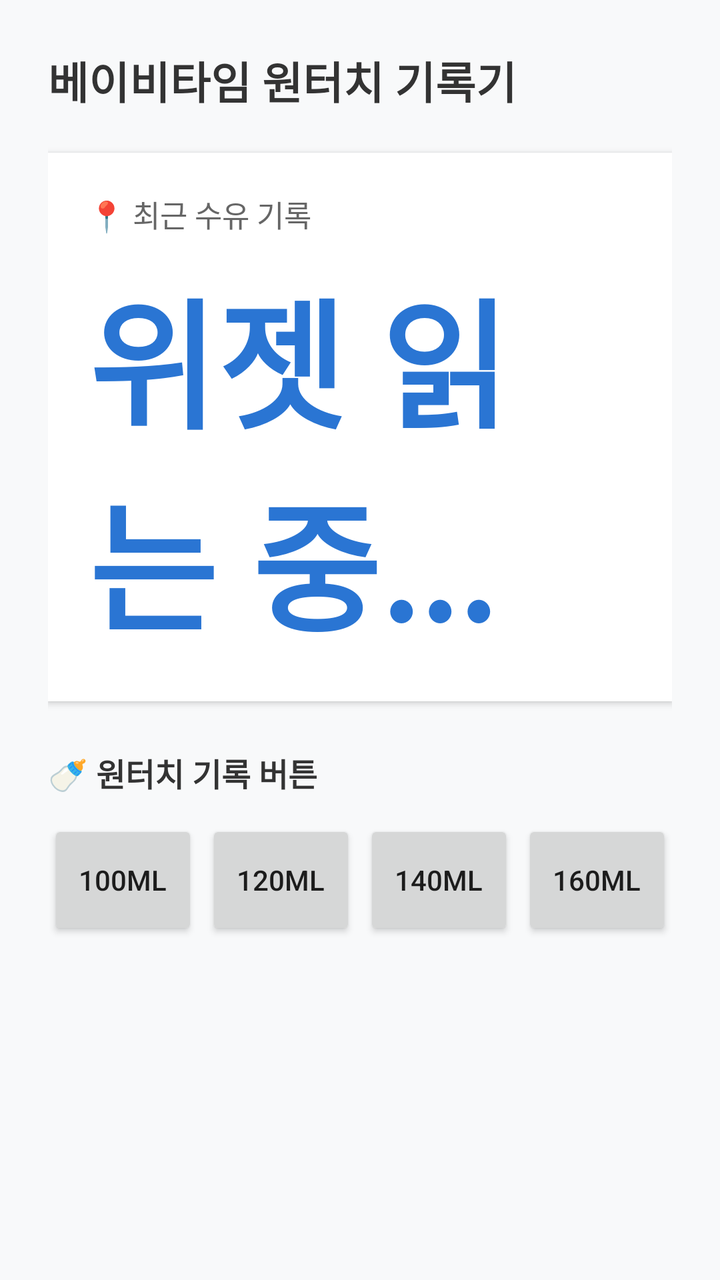
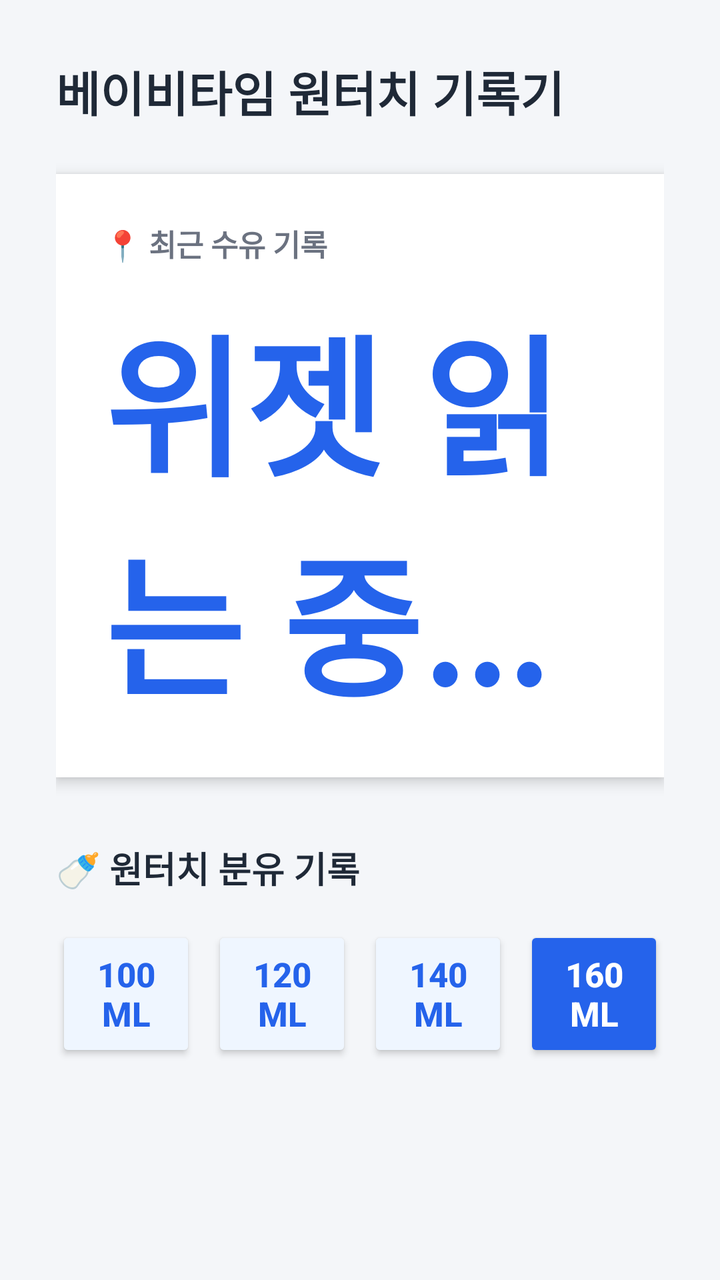

Before-and-after screenshots of an Android layout around one commit, followed by the original layout XML and the change that was made.
<!-- AndroidManifest.xml: application theme android:Theme.Material.Light -->
<!-- res/layout/activity_main.xml -->
<?xml version="1.0" encoding="utf-8"?>
<LinearLayout xmlns:android="http://schemas.android.com/apk/res/android"
    android:layout_width="match_parent"
    android:layout_height="match_parent"
    android:orientation="vertical"
    android:padding="24dp"
    android:background="#F8F9FA">

    <TextView
        android:layout_width="wrap_content"
        android:layout_height="wrap_content"
        android:text="베이비타임 원터치 기록기"
        android:textSize="22sp"
        android:textStyle="bold"
        android:textColor="#333333"
        android:layout_marginBottom="20dp" />

    
    <LinearLayout
        android:layout_width="match_parent"
        android:layout_height="wrap_content"
        android:orientation="vertical"
        android:padding="20dp"
        android:background="#FFFFFF"
        android:elevation="2dp"
        android:layout_marginBottom="24dp">

        <TextView
            android:layout_width="wrap_content"
            android:layout_height="wrap_content"
            android:text="📍 최근 수유 기록"
            android:textSize="15sp"
            android:textColor="#666666" />

        <TextView
            android:id="@+id/resultTextView"
            android:layout_width="wrap_content"
            android:layout_height="wrap_content"
            android:text="위젯 읽는 중..."
            android:textSize="70sp"
            android:textStyle="bold"
            android:textColor="#2A75D3"
            android:layout_marginTop="10dp" />
    </LinearLayout>

    <TextView
        android:layout_width="wrap_content"
        android:layout_height="wrap_content"
        android:text="🍼 원터치 기록 버튼"
        android:textSize="16sp"
        android:textStyle="bold"
        android:textColor="#333333"
        android:layout_marginBottom="12dp" />

    <LinearLayout
        android:layout_width="match_parent"
        android:layout_height="wrap_content"
        android:orientation="horizontal"
        android:weightSum="4">

        <Button
            android:id="@+id/btn100"
            android:layout_width="0dp"
            android:layout_height="60dp"
            android:layout_weight="1"
            android:text="100ml"
            android:layout_marginEnd="4dp" />

        <Button
            android:id="@+id/btn120"
            android:layout_width="0dp"
            android:layout_height="60dp"
            android:layout_weight="1"
            android:text="120ml"
            android:layout_marginEnd="4dp" />

        <Button
            android:id="@+id/btn140"
            android:layout_width="0dp"
            android:layout_height="60dp"
            android:layout_weight="1"
            android:text="140ml"
            android:layout_marginEnd="4dp" />

        <Button
            android:id="@+id/btn160"
            android:layout_width="0dp"
            android:layout_height="60dp"
            android:layout_weight="1"
            android:text="160ml" />
    </LinearLayout>

</LinearLayout>
<!-- resources referenced by this layout -->
<resources>

</resources>

<!-- the commit's change to res/layout/activity_main.xml (unified diff, before → after) -->
@@ -3,55 +3,59 @@
     android:layout_width="match_parent"
     android:layout_height="match_parent"
     android:orientation="vertical"
-    android:padding="24dp"
-    android:background="#F8F9FA">
+    android:padding="28dp"
+    android:background="#F4F6F9">
 
+    
     <TextView
         android:layout_width="wrap_content"
         android:layout_height="wrap_content"
         android:text="베이비타임 원터치 기록기"
-        android:textSize="22sp"
+        android:textSize="24sp"
         android:textStyle="bold"
-        android:textColor="#333333"
-        android:layout_marginBottom="20dp" />
+        android:textColor="#1F2937"
+        android:layout_marginBottom="24dp" />
 
     
     <LinearLayout
         android:layout_width="match_parent"
         android:layout_height="wrap_content"
         android:orientation="vertical"
-        android:padding="20dp"
+        android:padding="24dp"
         android:background="#FFFFFF"
-        android:elevation="2dp"
-        android:layout_marginBottom="24dp">
+        android:elevation="4dp"
+        android:layout_marginBottom="32dp">
 
         <TextView
             android:layout_width="wrap_content"
             android:layout_height="wrap_content"
             android:text="📍 최근 수유 기록"
             android:textSize="15sp"
-            android:textColor="#666666" />
+            android:textStyle="bold"
+            android:textColor="#6B7280" />
 
         <TextView
             android:id="@+id/resultTextView"
             android:layout_width="wrap_content"
             android:layout_height="wrap_content"
             android:text="위젯 읽는 중..."
-            android:textSize="70sp"
+            android:textSize="76sp"
             android:textStyle="bold"
-            android:textColor="#2A75D3"
-            android:layout_marginTop="10dp" />
+            android:textColor="#2563EB"
+            android:layout_marginTop="12dp" />
     </LinearLayout>
 
+    
     <TextView
         android:layout_width="wrap_content"
         android:layout_height="wrap_content"
-        android:text="🍼 원터치 기록 버튼"
-        android:textSize="16sp"
+        android:text="🍼 원터치 분유 기록"
+        android:textSize="18sp"
         android:textStyle="bold"
-        android:textColor="#333333"
-        android:layout_marginBottom="12dp" />
+        android:textColor="#1F2937"
+        android:layout_marginBottom="16dp" />
 
+    
     <LinearLayout
         android:layout_width="match_parent"
         android:layout_height="wrap_content"
@@ -61,33 +65,49 @@
         <Button
             android:id="@+id/btn100"
             android:layout_width="0dp"
-            android:layout_height="60dp"
+            android:layout_height="68dp"
             android:layout_weight="1"
-            android:text="100ml"
-            android:layout_marginEnd="4dp" />
+            android:text="100 ml"
+            android:textSize="17sp"
+            android:textStyle="bold"
+            android:textColor="#2563EB"
+            android:backgroundTint="#EFF6FF"
+            android:layout_marginEnd="8dp" />
 
         <Button
             android:id="@+id/btn120"
             android:layout_width="0dp"
-            android:layout_height="60dp"
+            android:layout_height="68dp"
             android:layout_weight="1"
-            android:text="120ml"
-            android:layout_marginEnd="4dp" />
+            android:text="120 ml"
+            android:textSize="17sp"
+            android:textStyle="bold"
+            android:textColor="#2563EB"
+            android:backgroundTint="#EFF6FF"
+            android:layout_marginEnd="8dp" />
 
         <Button
             android:id="@+id/btn140"
             android:layout_width="0dp"
-            android:layout_height="60dp"
+            android:layout_height="68dp"
             android:layout_weight="1"
-            android:text="140ml"
-            android:layout_marginEnd="4dp" />
+            android:text="140 ml"
+            android:textSize="17sp"
+            android:textStyle="bold"
+            android:textColor="#2563EB"
+            android:backgroundTint="#EFF6FF"
+            android:layout_marginEnd="8dp" />
 
         <Button
             android:id="@+id/btn160"
             android:layout_width="0dp"
-            android:layout_height="60dp"
+            android:layout_height="68dp"
             android:layout_weight="1"
-            android:text="160ml" />
+            android:text="160 ml"
+            android:textSize="17sp"
+            android:textStyle="bold"
+            android:textColor="#FFFFFF"
+            android:backgroundTint="#2563EB" />
     </LinearLayout>
 
 </LinearLayout>
